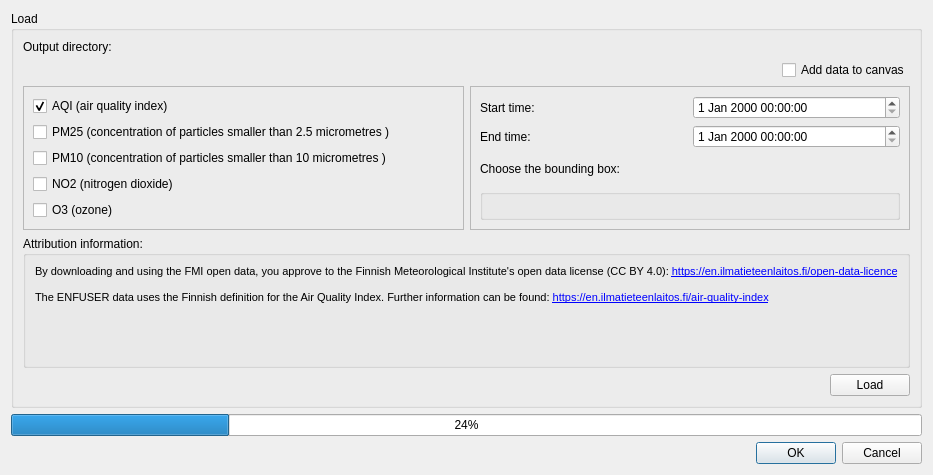
First picture: the form in FMI2QGIS/resources/ui/main_dialog.ui, repository GispoCoding/FMI2QGIS, before the edit.
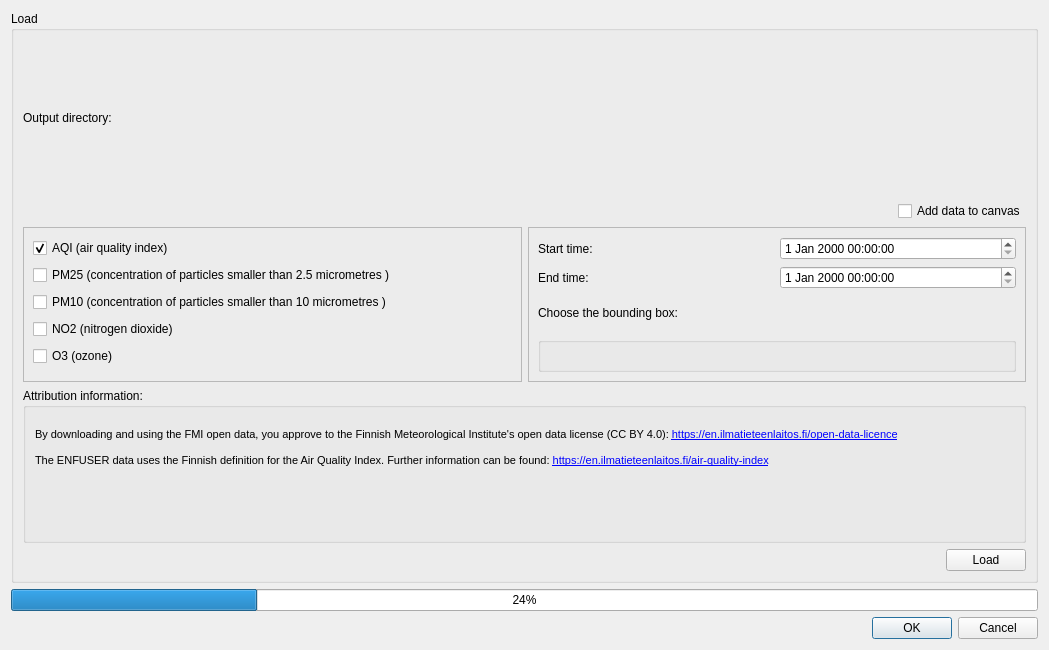
Second picture: the form after the edit. Custom widgets are drawn as their Qt base class.

Commit message: #7: Use enfuser algorithm in UI

Patch:
```diff
--- a/FMI2QGIS/resources/ui/main_dialog.ui
+++ b/FMI2QGIS/resources/ui/main_dialog.ui
@@ -6,8 +6,8 @@
    <rect>
     <x>0</x>
     <y>0</y>
-    <width>673</width>
-    <height>440</height>
+    <width>1049</width>
+    <height>650</height>
    </rect>
   </property>
   <property name="windowTitle">
@@ -42,6 +42,12 @@
               <height>16777215</height>
              </size>
             </property>
+            <property name="storageMode">
+             <enum>QgsFileWidget::GetDirectory</enum>
+            </property>
+            <property name="options">
+             <set>QFileDialog::ShowDirsOnly</set>
+            </property>
            </widget>
           </item>
          </layout>
@@ -225,6 +231,9 @@
           </item>
           <item>
            <widget class="QPushButton" name="btn_load">
+            <property name="enabled">
+             <bool>true</bool>
+            </property>
             <property name="text">
              <string>Load</string>
             </property>
```
Left out of the diff: 9 changed lines with no effect on the pictures. The commit also changes 2 other files.
